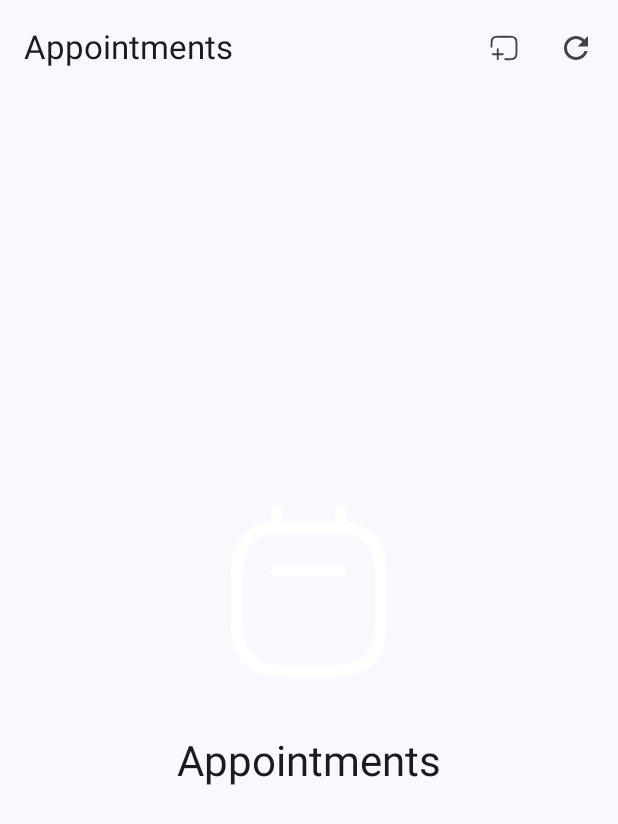
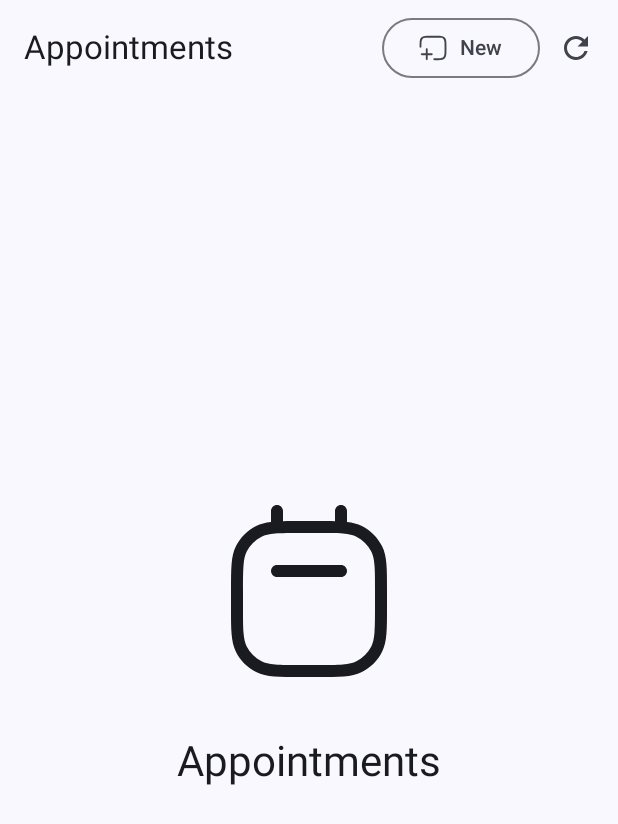
Before and after one commit to piatt/fay-android, an Android app built with Jetpack Compose: the composable AppointmentsScreen shown on its own in the app's theme, on a phone screen of 412 x 824 dp. Shown: the top 824 px of the screen. Run offline under Robolectric (Android 15) with nearby library versions, the phone set to English and light mode, and no system bars; 2 statements that could not run were skipped.

Commit message:
Made minor UI updates

```diff
--- a/appointments/ui/src/main/kotlin/com/example/fay/appointments/ui/AppointmentsScreen.kt
+++ b/appointments/ui/src/main/kotlin/com/example/fay/appointments/ui/AppointmentsScreen.kt
@@ -1,11 +1,13 @@
 package com.example.fay.appointments.ui
 
+import androidx.compose.foundation.layout.Spacer
 import androidx.compose.foundation.layout.padding
 import androidx.compose.material.icons.Icons
 import androidx.compose.material.icons.filled.Refresh
 import androidx.compose.material3.ExperimentalMaterial3Api
 import androidx.compose.material3.Icon
 import androidx.compose.material3.IconButton
+import androidx.compose.material3.OutlinedButton
 import androidx.compose.material3.Scaffold
 import androidx.compose.material3.Text
 import androidx.compose.material3.TopAppBar
@@ -13,6 +15,7 @@ import androidx.compose.runtime.Composable
 import androidx.compose.ui.Modifier
 import androidx.compose.ui.res.painterResource
 import androidx.compose.ui.res.stringResource
+import androidx.compose.ui.unit.dp
 import com.example.fay.core.ui.components.CenteredCallout
 
 @OptIn(ExperimentalMaterial3Api::class)
@@ -26,7 +29,7 @@ fun AppointmentsScreen(modifier: Modifier = Modifier) {
                     Text(text = stringResource(R.string.appointments_label))
                 },
                 actions = {
-                    IconButton(
+                    OutlinedButton(
                         enabled = true,
                         onClick = {}
                     ) {
@@ -34,6 +37,8 @@ fun AppointmentsScreen(modifier: Modifier = Modifier) {
                             painter = painterResource(R.drawable.ic_new_appt),
                             contentDescription = stringResource(R.string.new_appointment_label)
                         )
+                        Spacer(Modifier.padding(4.dp))
+                        Text(text = stringResource(R.string.new_appointment_label))
                     }
                     IconButton(
                         enabled = true,
--- a/core/ui/src/main/kotlin/com/example/fay/core/ui/components/CenteredCallout.kt
+++ b/core/ui/src/main/kotlin/com/example/fay/core/ui/components/CenteredCallout.kt
@@ -20,7 +20,6 @@ import androidx.compose.ui.res.painterResource
 import androidx.compose.ui.res.stringResource
 import androidx.compose.ui.text.style.TextAlign
 import androidx.compose.ui.unit.dp
-import com.example.fay.core.ui.theme.FayOnSurface
 
 @Composable
 fun CenteredCallout(
@@ -38,7 +37,7 @@ fun CenteredCallout(
         Image(
             modifier = Modifier.size(128.dp),
             painter = painterResource(image),
-            colorFilter = ColorFilter.tint(color = FayOnSurface),
+            colorFilter = ColorFilter.tint(color = MaterialTheme.colorScheme.onBackground),
             contentDescription = null
         )
         Text(
```
Also changed, not shown: profile/ui/src/main/kotlin/com/example/fay/profile/ui/ProfileScreen.kt (+34 -5 lines).
